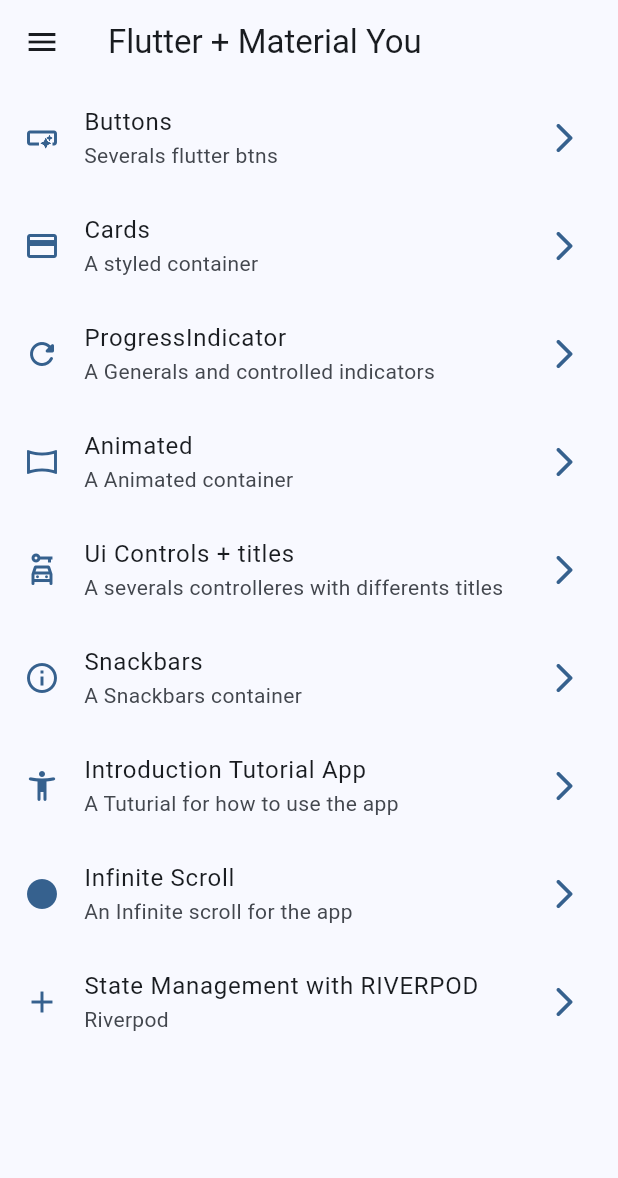
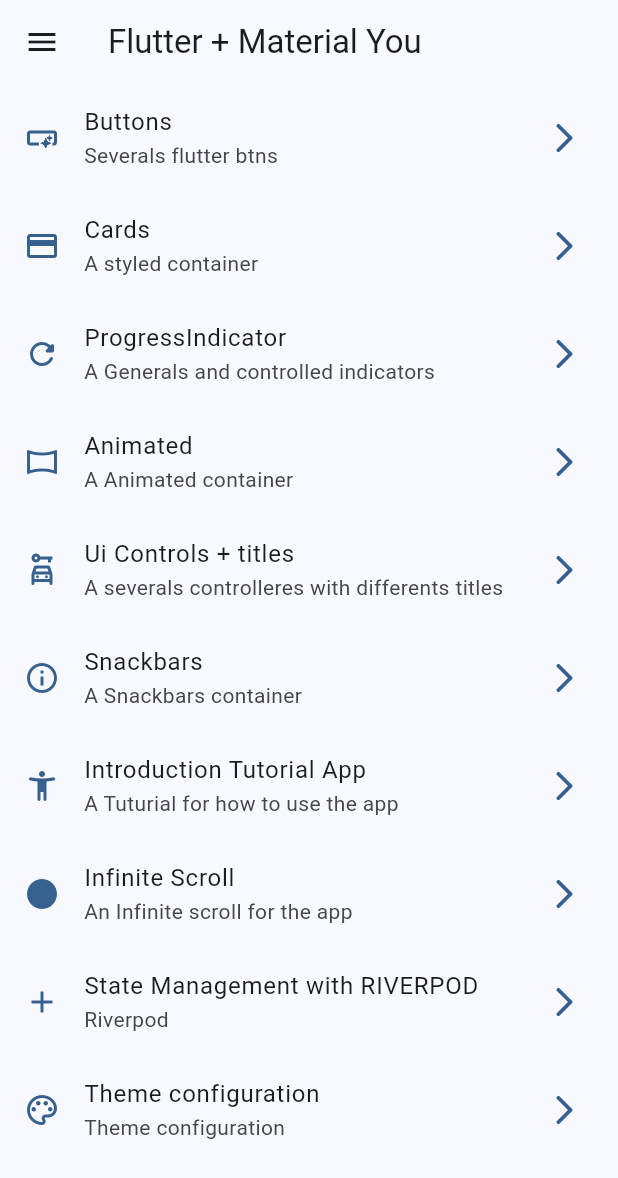
Before and after one commit to rabindranathfv/widget_app, a Flutter app: the screen it shows after launch, on a phone screen of 412 x 824 dp. Shown: the top 1178 px of the screen. Run offline on Flutter 3.47's test engine with Material 3 defaults, Android fonts, the phone set to English and light mode, and no system bars; our stand-ins replace animate_do, flutter_riverpod, go_router.

Commit message:
use riverpod Provider with simple implementation

```diff
--- a/lib/config/menu/menu_items.dart
+++ b/lib/config/menu/menu_items.dart
@@ -59,5 +59,10 @@
       title: 'State Management with RIVERPOD',
       subTitle: 'Riverpod',
       link: '/riverpod',
-      icon: Icons.add)
+      icon: Icons.add),
+  MenuItem(
+      title: 'Theme configuration',
+      subTitle: 'Theme configuration',
+      link: '/theme',
+      icon: Icons.color_lens_outlined)
 ];
--- a/lib/config/router/app_router.dart
+++ b/lib/config/router/app_router.dart
@@ -41,5 +41,9 @@
   GoRoute(
       path: '/riverpod',
       name: CounterScreen.name,
-      builder: (context, state) => const CounterScreen())
+      builder: (context, state) => const CounterScreen()),
+  GoRoute(
+      path: '/theme',
+      name: ThemeScreen.name,
+      builder: (context, state) => const ThemeScreen())
 ]);
--- a/lib/config/theme/app_theme.dart
+++ b/lib/config/theme/app_theme.dart
@@ -11,18 +11,19 @@
   Colors.brown,
   Colors.grey,
   Colors.black,
-  Colors.white
 ];
 
 class AppTheme {
   final int selectedColor;
+  final bool isDarkMode;
 
-  AppTheme({this.selectedColor = 0})
+  AppTheme({this.selectedColor = 0, this.isDarkMode = false})
       : assert(selectedColor >= 0 && selectedColor < colorlist.length,
             'selectedColor must be between 0 and ${colorlist.length - 1}');
 
   ThemeData getTheme() => ThemeData(
       useMaterial3: true,
+      brightness: isDarkMode ? Brightness.dark : Brightness.light,
       colorSchemeSeed: colorlist[selectedColor],
       appBarTheme: const AppBarTheme(centerTitle: false));
 }
--- a/lib/main.dart
+++ b/lib/main.dart
@@ -2,21 +2,26 @@
 import 'package:widget_app/config/router/app_router.dart';
 import 'package:widget_app/config/theme/app_theme.dart';
 import 'package:flutter_riverpod/flutter_riverpod.dart';
+import 'package:widget_app/presentation/providers/theme_provider.dart';
 
 void main() {
   runApp(const ProviderScope(child: MainApp()));
 }
 
-class MainApp extends StatelessWidget {
+class MainApp extends ConsumerWidget {
   const MainApp({super.key});
 
   @override
-  Widget build(BuildContext context) {
+  Widget build(BuildContext context, ref) {
+    final selectColorTheme = ref.watch(selectedColorProvider);
+    final selectedTheme = ref.watch(themeProvider);
     return MaterialApp.router(
       title: 'Flutter Widget App',
       routerConfig: appRouter,
       debugShowCheckedModeBanner: false,
-      theme: AppTheme(selectedColor: 0).getTheme(),
+      theme:
+          AppTheme(selectedColor: selectColorTheme, isDarkMode: selectedTheme)
+              .getTheme(),
     );
   }
 }
--- a/lib/presentation/providers/theme_provider.dart
+++ b/lib/presentation/providers/theme_provider.dart
@@ -1,3 +1,9 @@
 import 'package:flutter_riverpod/flutter_riverpod.dart';
+import 'package:widget_app/config/theme/app_theme.dart';
 
 final themeProvider = StateProvider<bool>((ref) => false);
+
+// TODO: InmutableProvider
+final colorListProvider = Provider((ref) => colorlist);
+
+final selectedColorProvider = StateProvider<int>((ref) => 0);
--- a/lib/presentation/screens/home/home_screen.dart
+++ b/lib/presentation/screens/home/home_screen.dart
@@ -1,7 +1,6 @@
 import 'package:flutter/material.dart';
 import 'package:go_router/go_router.dart';
 import 'package:widget_app/config/menu/menu_items.dart';
-import 'package:widget_app/presentation/screens/buttons/buttons_screnn.dart';
 import 'package:widget_app/presentation/screens/widgets/side_menu.dart';
 
 class HomeScreen extends StatefulWidget {
--- a/lib/presentation/screens/screens.dart
+++ b/lib/presentation/screens/screens.dart
@@ -1,3 +1,4 @@
+export 'package:widget_app/presentation/screens/theme/theme_screen.dart';
 export 'package:widget_app/presentation/screens/animated/animated_screen.dart';
 export 'package:widget_app/presentation/screens/app_tutorial/app_tutorial_screen.dart';
 export 'package:widget_app/presentation/screens/buttons/buttons_screnn.dart';
```
Also changed, not shown: lib/presentation/screens/theme/theme_screen.dart (added, +58 -0 lines).
